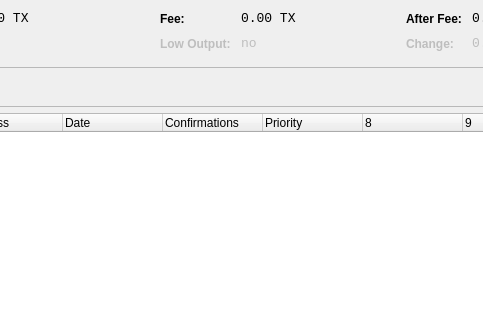
Qt form src/qt/forms/coincontroldialog.ui (transferdev/Transfercoin) before a commit; both pictures show x 349 to 832 and y 0 to 320 of the 1000 by 500 pixel window.
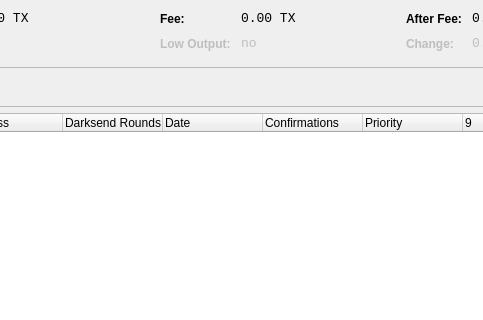
The same form after that commit. Custom widgets are drawn as their Qt base class.

```diff
--- a/src/qt/forms/coincontroldialog.ui
+++ b/src/qt/forms/coincontroldialog.ui
@@ -479,6 +479,11 @@
        <string>Address</string>
       </property>
      </column>
+     <column>
+      <property name="text">
+       <string>Darksend Rounds</string>
+      </property>
+    </column>
      <column>
       <property name="text">
        <string>Date</string>
```
